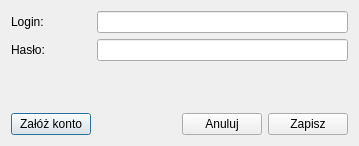
QNapi/qnapi, file gui/ui/opensubtitles/frmopensubtitlesconfig.ui: the form before one commit.
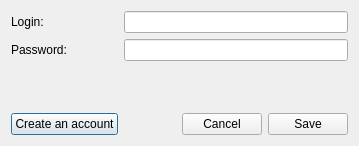
The form after the commit.

Diff of the .ui file:
```diff
--- a/gui/ui/opensubtitles/frmopensubtitlesconfig.ui
+++ b/gui/ui/opensubtitles/frmopensubtitlesconfig.ui
@@ -42,7 +42,7 @@
    <item row="1" column="0" >
     <widget class="QLabel" name="lbPass" >
      <property name="text" >
-      <string>Hasło:</string>
+      <string>Password:</string>
      </property>
     </widget>
    </item>
@@ -72,7 +72,7 @@
    <item row="3" column="0" >
     <widget class="QPushButton" name="pbRegister" >
      <property name="text" >
-      <string>Załóż konto</string>
+      <string>Create an account</string>
      </property>
     </widget>
    </item>
@@ -92,14 +92,14 @@
    <item row="3" column="2" >
     <widget class="QPushButton" name="pbCancel" >
      <property name="text" >
-      <string>Anuluj</string>
+      <string>Cancel</string>
      </property>
     </widget>
    </item>
    <item row="3" column="3" >
     <widget class="QPushButton" name="pbSave" >
      <property name="text" >
-      <string>Zapisz</string>
+      <string>Save</string>
      </property>
     </widget>
    </item>
```
Left out of the diff: 2 changed lines with no effect on the pictures.
